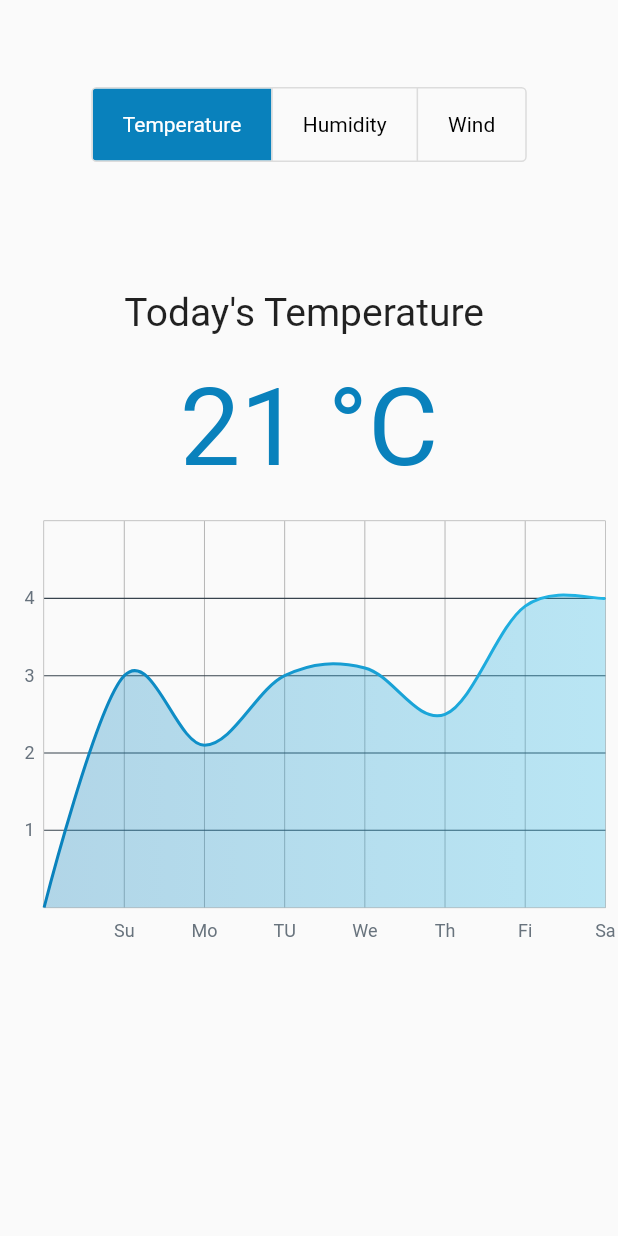
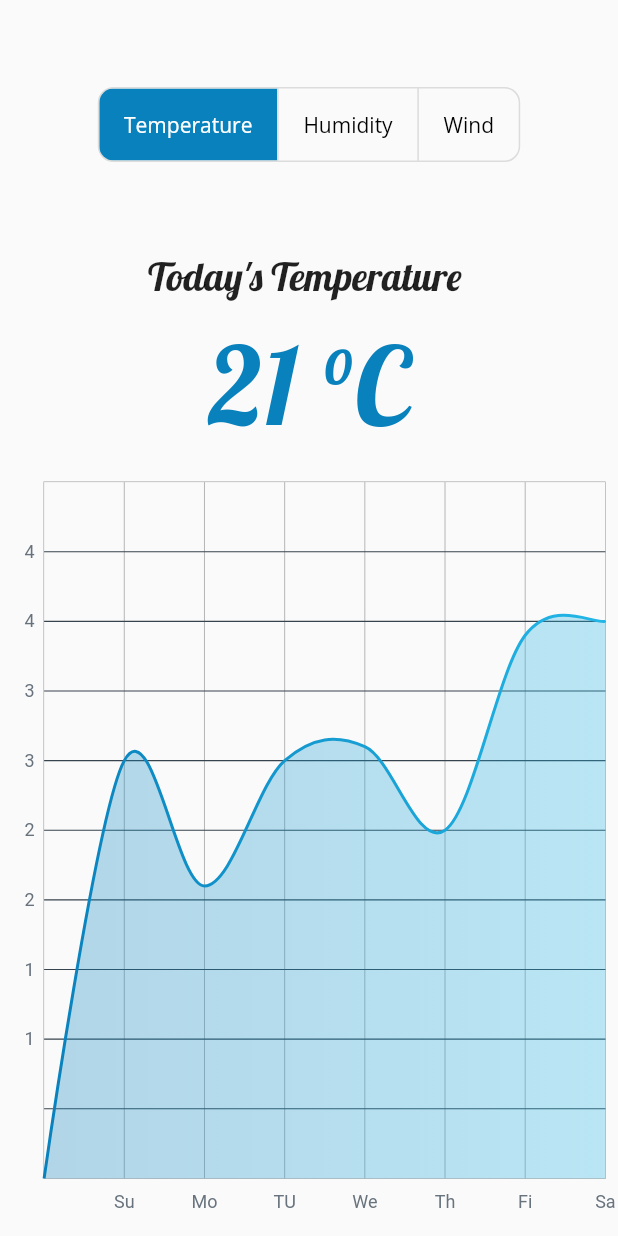
Before and after one commit to Amira-Ezz-149/my_sunshine, a Flutter app: the MoreScreen screen opened directly, on a phone screen of 412 x 824 dp. Run offline on Flutter 3.47's test engine with Material 2 defaults, Android fonts, the phone set to English and light mode, and no system bars; drawn by our look-alikes of fl_chart; our stand-ins replace flutter_screenutil, geolocator.

Commit message:
solve conflict

```diff
--- a/lib/constants.dart
+++ b/lib/constants.dart
@@ -1,62 +1,63 @@
 import 'package:flutter/material.dart';
+import 'package:flutter_screenutil/flutter_screenutil.dart';
 
 List<Widget> toggleTextList = [
   Padding(
-    padding: const EdgeInsets.symmetric(horizontal: 20),
+    padding: EdgeInsets.symmetric(horizontal: 15.w),
     child: Text(
       'Temperature',
       textAlign: TextAlign.center,
-      style: TextStyle(fontSize: 14.0),
+      style: TextStyle(fontSize: 14.0, fontFamily: 'OpenSans'),
     ),
   ),
   Padding(
-    padding: const EdgeInsets.symmetric(horizontal: 20),
+    padding: EdgeInsets.symmetric(horizontal: 15.w),
     child: Text(
       'Humidity',
       textAlign: TextAlign.center,
-      style: TextStyle(fontSize: 14.0),
+      style: TextStyle(fontSize: 14.0, fontFamily: 'OpenSans'),
     ),
   ),
   Padding(
-    padding: const EdgeInsets.symmetric(horizontal: 20),
+    padding: EdgeInsets.symmetric(horizontal: 15.w),
     child: Text(
       'Wind',
       textAlign: TextAlign.center,
-      style: TextStyle(fontSize: 14.0),
+      style: TextStyle(fontSize: 14.0, fontFamily: 'OpenSans'),
     ),
   ),
   Padding(
-    padding: const EdgeInsets.symmetric(horizontal: 20),
+    padding: EdgeInsets.symmetric(horizontal: 15.w),
     child: Text(
       'Cloud',
       textAlign: TextAlign.center,
-      style: TextStyle(fontSize: 14.0),
+      style: TextStyle(fontSize: 14.0, fontFamily: 'OpenSans'),
     ),
   ),
 ];
 List<Widget> toggleTextListWithoutCloud = [
   Padding(
-    padding: const EdgeInsets.symmetric(horizontal: 20),
+    padding: EdgeInsets.symmetric(horizontal: 15.w),
     child: Text(
       'Temperature',
       textAlign: TextAlign.center,
-      style: TextStyle(fontSize: 14.0),
+      style: TextStyle(fontSize: 14.0, fontFamily: 'OpenSans'),
     ),
   ),
   Padding(
-    padding: const EdgeInsets.symmetric(horizontal: 20),
+    padding: EdgeInsets.symmetric(horizontal: 15.w),
     child: Text(
       'Humidity',
       textAlign: TextAlign.center,
-      style: TextStyle(fontSize: 14.0),
+      style: TextStyle(fontSize: 14.0, fontFamily: 'OpenSans'),
     ),
   ),
   Padding(
-    padding: const EdgeInsets.symmetric(horizontal: 20),
+    padding: EdgeInsets.symmetric(horizontal: 15.w),
     child: Text(
       'Wind',
       textAlign: TextAlign.center,
-      style: TextStyle(fontSize: 14.0),
+      style: TextStyle(fontSize: 14.0, fontFamily: 'OpenSans'),
     ),
   ),
 ];
--- a/lib/main.dart
+++ b/lib/main.dart
@@ -18,7 +18,7 @@ class MyApp extends StatelessWidget {
   Widget build(BuildContext context) {
     return ScreenUtilInit(
         designSize: Size(375, 812),
-      builder: () =>MultiProvider(
+        builder: () => MultiProvider(
               providers: [
                 ChangeNotifierProvider(
                   create: (BuildContext context) => ScreensData(),
@@ -31,7 +31,7 @@ class MyApp extends StatelessWidget {
                 debugShowCheckedModeBanner: false,
                 theme: ThemeData(),
                 home: AppNavigation(),
-
-    );
+              ),
+            ));
   }
 }
--- a/lib/screens/more_screen.dart
+++ b/lib/screens/more_screen.dart
@@ -1,7 +1,6 @@
 import 'package:flutter/material.dart';
 import 'package:my_sunshine/tools/toggle_buttons_provider.dart';
 import 'package:provider/provider.dart';
-import 'package:flutter_screenutil/flutter_screenutil.dart';
 import 'package:my_sunshine/widgets/chart_widget.dart';
 
 import '../constants.dart';
@@ -12,18 +11,13 @@ class MoreScreen extends StatefulWidget {
 }
 
 class _MoreScreenState extends State<MoreScreen> {
-  // bool visible = false;
-
   @override
   Widget build(BuildContext context) {
-    //List.generate(4, (_) => false)
-    // bool visible = Provider.of<ToggleButtonsProvider>(context).visible;
     return Scaffold(
       body: SafeArea(
         child: Padding(
           padding: const EdgeInsets.all(8.0),
           child: Container(
-            child: SingleChildScrollView(
             child: Consumer<ToggleButtonsProvider>(
               builder: (context, value, child) => Column(
                 children: [
@@ -41,30 +35,29 @@ class _MoreScreenState extends State<MoreScreen> {
                       textStyle: TextStyle(
                         fontSize: 18.0,
                       ),
-                        borderRadius: BorderRadius.circular(3.0),
+                      borderRadius: BorderRadius.circular(10.0),
                       splashColor: basicColor,
                       children: (value.visible == false
                           ? toggleTextListWithoutCloud
                           : toggleTextList),
                       onPressed: (int index) {
                         value.switchButtonInMoreScreen(index);
-                          //
-                          // setState(() {
-                          //
-                          // });
                       },
                     ),
                   ),
                   SizedBox(
-                      height: 85.0,
+                    height: 60.0,
                   ),
                   Text('Today\'s Temperature ',
-                        style: TextStyle(fontSize: 26.0)),
+                      style: TextStyle(fontSize: 26.0, fontFamily: 'Lobster')),
                   SizedBox(
-                      height: 20.0,
+                    height: 10.0,
                   ),
                   Text('21 °C',
-                        style: TextStyle(fontSize: 72.0, color: basicColor)),
+                      style: TextStyle(
+                          fontSize: 72.0,
+                          fontFamily: 'Lobster',
+                          color: basicColor)),
                   SizedBox(
                     height: 20.0,
                   ),
@@ -76,8 +69,6 @@ class _MoreScreenState extends State<MoreScreen> {
                 ],
               ),
             ),
-
-            ),
           ),
         ),
       ),
--- a/lib/screens/sunshine_screen.dart
+++ b/lib/screens/sunshine_screen.dart
@@ -38,7 +38,6 @@ class _SunshineScreenState extends State<SunshineScreen> {
                         fontFamily: 'Lobster',
                       ),
                     ),
-                  ),
                     SizedBox(
                       width: 18.0.w,
                     ),
@@ -48,18 +47,9 @@ class _SunshineScreenState extends State<SunshineScreen> {
                         border: Border.all(color: Colors.black26, width: 0.3),
                         borderRadius: BorderRadius.circular(10),
                       ),
-                    Container(
-                      width: 140,
-                      height: 36,
-                      padding: const EdgeInsets.all(8.0),
-                      decoration: BoxDecoration(
-                        border: Border.all(color: Colors.black26, width: 0.3),
-                        borderRadius: BorderRadius.circular(4),
-                      ),
                       child: model.isSelectedSS[model.newIndex] == true
                           ? DatePickerWidget()
                           : DropdownWidget(),
-
                     ),
                   ],
                 ),
@@ -83,8 +73,6 @@ class _SunshineScreenState extends State<SunshineScreen> {
                         border: Border.all(color: Colors.black26, width: 0.3),
                         borderRadius: BorderRadius.circular(10),
                       ),
-
-
                       child: model.isSelectedSS[model.newIndex] == true
                           ? DatePickerWidget()
                           : DropdownWidget(),
@@ -138,8 +126,6 @@ class _SunshineScreenState extends State<SunshineScreen> {
                 SizedBox(
                   height: 27.0,
                 ),
-              ],
-            ),
                 Center(
                   child: Text(
                     'Total Energy Produced By The Sun',
@@ -180,7 +166,8 @@ class _SunshineScreenState extends State<SunshineScreen> {
               ],
             ),
           ),
-
-    ));
+        ),
+      ),
+    );
   }
 }
```
Also changed, not shown: pubspec.lock. Lines whose indentation alone changed are shown as unchanged.
